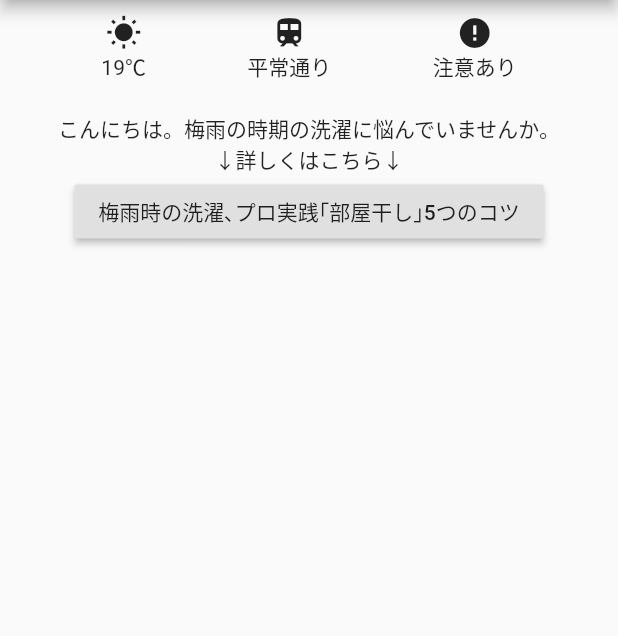
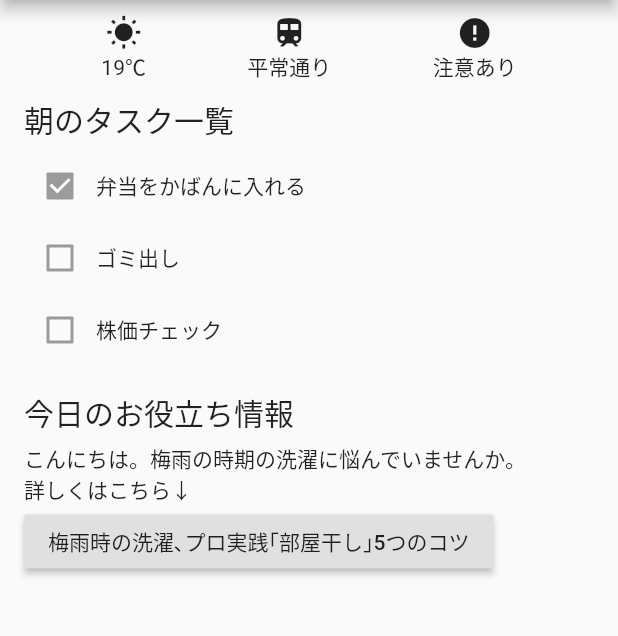
Before and after one commit to shiraily/mock-lifely-app, a Flutter app: the screen it shows after launch, on a phone screen of 412 x 824 dp, the part 84-720 px from its top. Run offline on Flutter 3.47's test engine with Material 2 defaults, Android fonts, the phone set to English and light mode, and no system bars; our stand-ins replace firebase_messaging; accounts and stored records are empty.

Commit message:
Mock: top page has task list, helpful info

```diff
--- a/lib/main.dart
+++ b/lib/main.dart
@@ -34,8 +34,9 @@ class _MyHomePageState extends State<MyHomePage> {
       appBar: AppBar(
         title: Text(widget.title),
       ),
-      body: Center(
+      body: Container(
         child: Column(
+          crossAxisAlignment: CrossAxisAlignment.start,
           children: <Widget>[
             Row( // for padding
               children: <Widget>[
@@ -76,20 +77,75 @@ class _MyHomePageState extends State<MyHomePage> {
             Row( // for padding
               children: <Widget>[
                 SizedBox(
-                  height: 20,
+                  height: 10,
                 )
               ],
             ),
+            Container(
+              padding: EdgeInsets.only(left: 16),
+              child: Column(
+                crossAxisAlignment: CrossAxisAlignment.start,
+                mainAxisAlignment:  MainAxisAlignment.start,
+                children: <Widget>[
                   Text(
-                'こんにちは。梅雨の時期の洗濯に悩んでいませんか。'
+                    "朝のタスク一覧",
+                    style: TextStyle(
+                      fontSize: 20.0,
+                    )
                   ),
+                  SizedBox(
+                      height: 5
+                  ),
+                  Row(
+                    children: <Widget>[
+                      Checkbox(
+                        value: true,
+                      ),
+                      Text("弁当をかばんに入れる"),
+                    ],
+                  ),
+                  Row(
+                    children: <Widget>[
+                      Checkbox(
+                        value: false,
+                      ),
+                      Text("ゴミ出し"),
+                    ],
+                  ),
+                  Row(
+                    children: <Widget>[
+                      Checkbox(
+                        activeColor: Colors.blue,
+                        value: false,
+                      ),
+                      Text("株価チェック"),
+                    ],
+                  ),
+                ],
+              ),
+            ),
+            Container(
+              padding: EdgeInsets.only(left: 16, top: 16),
+              child: Column(
+                crossAxisAlignment: CrossAxisAlignment.start,
+                mainAxisAlignment:  MainAxisAlignment.start,
+                children: <Widget>[
                   Text(
-                '↓詳しくはこちら↓'
+                    "今日のお役立ち情報",
+                    style: TextStyle(fontSize: 20.0),
                   ),
+                  SizedBox(
+                      height: 5
+                  ),
+                  Text("こんにちは。梅雨の時期の洗濯に悩んでいませんか。"),
+                  Text("詳しくはこちら↓"),
                   RaisedButton(
                     onPressed: _launchURL,
-              child: Text('梅雨時の洗濯､プロ実践｢部屋干し｣5つのコツ'),
+                    child: Text("梅雨時の洗濯､プロ実践｢部屋干し｣5つのコツ"),
                   ),
+                ]
+              )
+            )
           ],
         ),
       ),
```
Lines whose indentation alone changed are shown as unchanged.
